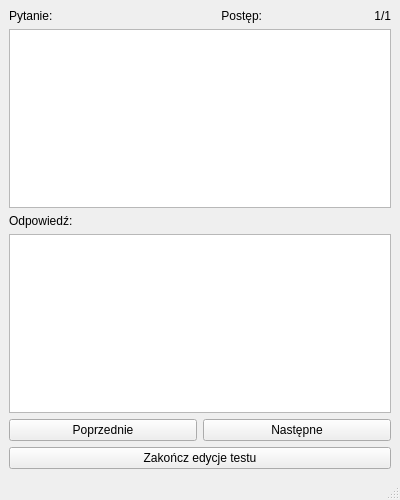
Qt form src/ui_include/addnewtestwindow.ui (bachanekkamil/ZPR) before a commit.
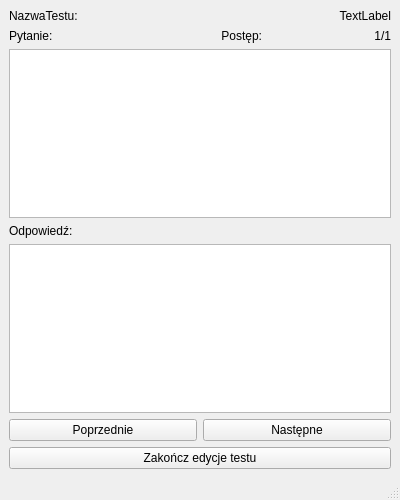
The same form after that commit.

Commit message: Adding and editing tests feature implemented

What changed in the file:
```diff
--- a/src/ui_include/addnewtestwindow.ui
+++ b/src/ui_include/addnewtestwindow.ui
@@ -15,6 +15,27 @@
   </property>
   <widget class="QWidget" name="centralwidget">
    <layout class="QVBoxLayout" name="verticalLayout">
+    <item>
+     <layout class="QHBoxLayout" name="horizontalLayout">
+      <item>
+       <widget class="QLabel" name="labelTestName">
+        <property name="text">
+         <string>NazwaTestu:</string>
+        </property>
+       </widget>
+      </item>
+      <item>
+       <widget class="QLabel" name="labelTestNameValue">
+        <property name="text">
+         <string>TextLabel</string>
+        </property>
+        <property name="alignment">
+         <set>Qt::AlignRight|Qt::AlignTrailing|Qt::AlignVCenter</set>
+        </property>
+       </widget>
+      </item>
+     </layout>
+    </item>
     <item>
      <layout class="QHBoxLayout" name="horizontalLayoutQuestionAndProgress">
       <item>
```
The commit also changes 22 other files.
